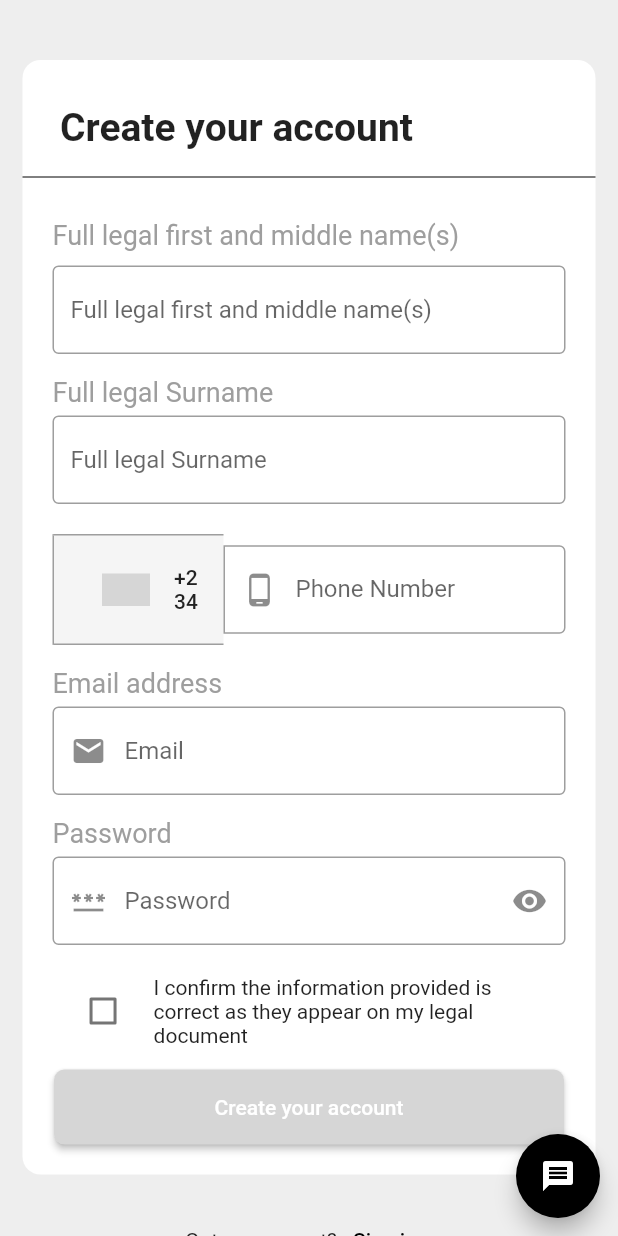
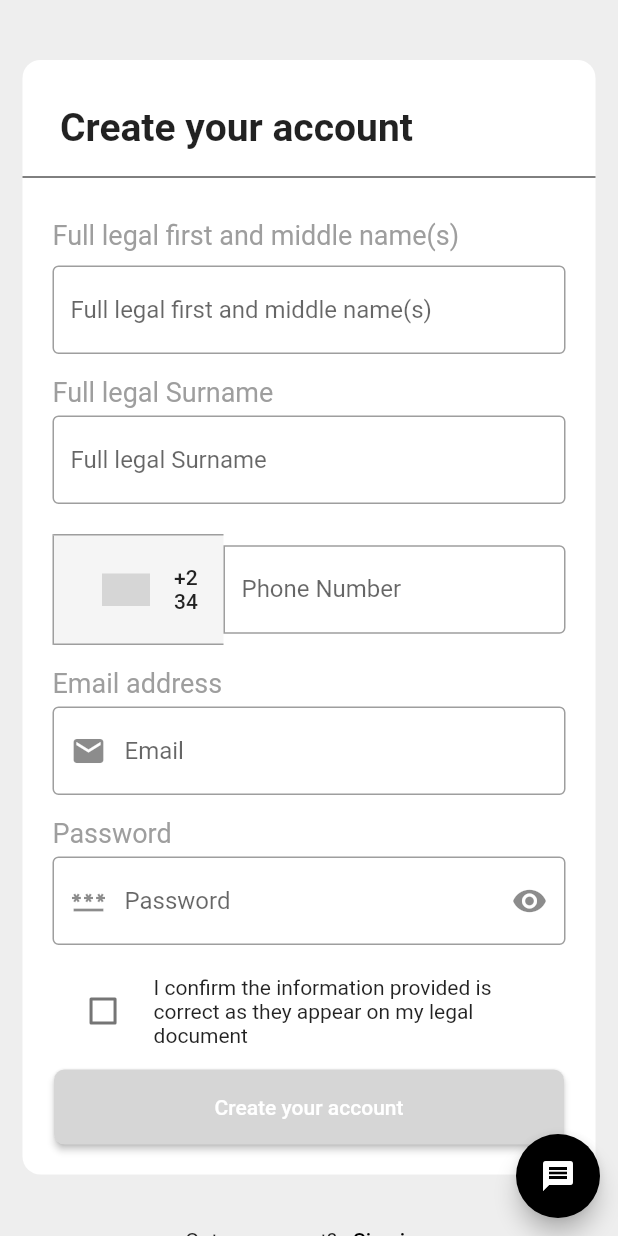
Before and after one commit to SamuelBasseyJohn/Sign-in, a Flutter app: the screen it shows after launch, on a phone screen of 412 x 824 dp. Run offline on Flutter 3.47's test engine with Material 2 defaults, Android fonts, the phone set to English and light mode, and no system bars; drawn by our look-alikes of country_code_picker; grey boxes are pictures that could not be loaded.

Commit message:
Sign-up Page

```diff
--- a/lib/main.dart
+++ b/lib/main.dart
@@ -54,7 +54,7 @@ class _CreateYourAccountState extends State<CreateYourAccount> {
       floatingActionButton: new FloatingActionButton(
         onPressed: (){},
         backgroundColor: Colors.black,
-        child: Icon(Icons.message),
+        child: const Icon(Icons.message),
       ),
         floatingActionButtonLocation: FloatingActionButtonLocation.miniEndFloat,
 
@@ -101,9 +101,9 @@ class _CreateYourAccountState extends State<CreateYourAccount> {
                         ),
 
                         Row(
-                          children: [
+                          children: const [
                             Padding(
-                              padding: const EdgeInsets.fromLTRB(
+                              padding: EdgeInsets.fromLTRB(
                                 20.0,
                                 20.0,
                                 20.0,
@@ -128,15 +128,15 @@ class _CreateYourAccountState extends State<CreateYourAccount> {
                             controller: _firstAndMiddleName,
                             decoration: const InputDecoration(
                               hintText: "Full legal first and middle name(s)",
-                              border: const OutlineInputBorder(),
+                              border: OutlineInputBorder(),
                             ),
                           ),
                         ),
                         Row(
-                          children: [
+                          children: const [
                             Padding(
                               padding:
-                                  const EdgeInsets.symmetric(horizontal: 20.0),
+                                  EdgeInsets.symmetric(horizontal: 20.0),
                               child: Text(
                                 "Full legal Surname",
                                 style:
@@ -181,15 +181,15 @@ class _CreateYourAccountState extends State<CreateYourAccount> {
                                       //   bottomLeft: Radius.circular(8),
                                       //
                                       // ),
-                                  border: Border(
+                                  border: const Border(
                                     top: BorderSide(width: 1.0, color: Colors.grey),
                                     bottom: BorderSide(width: 1.0, color: Colors.grey),
                                     left: BorderSide(width: 1.0, color: Colors.grey)
                                   ),
                                   ),
-                                  padding: EdgeInsets.symmetric(vertical: 4),
+                                  padding: const EdgeInsets.symmetric(vertical: 4),
                                   child: CountryCodePicker(
-                                    closeIcon: Icon(Icons.close ),
+                                    closeIcon: const Icon(Icons.close ),
                                     initialSelection: 'ng',
                                   ),
                                 ),
@@ -199,9 +199,8 @@ class _CreateYourAccountState extends State<CreateYourAccount> {
                                 child: TextField(
                                   keyboardType: TextInputType.phone,
                                   controller: _phoneNumber,
-                                  decoration: InputDecoration(
-                                    prefixIcon: Icon(Icons.phone_android),
-                                    hintText: "Phone Number",
+                                  decoration: const InputDecoration(
+                                    hintText: "Example: 8180000000",
                                     label: Text("Phone Number"),
                                     prefixText: (""),
                                     border: OutlineInputBorder(
@@ -216,10 +215,10 @@ class _CreateYourAccountState extends State<CreateYourAccount> {
                           ),
                         ),
                         Row(
-                          children: [
+                          children: const [
                             Padding(
                               padding:
-                                  const EdgeInsets.symmetric(horizontal: 20.0),
+                                  EdgeInsets.symmetric(horizontal: 20.0),
                               child: Text(
                                 "Email address ",
                                 style:
@@ -239,17 +238,17 @@ class _CreateYourAccountState extends State<CreateYourAccount> {
                             keyboardType: TextInputType.emailAddress,
                             controller: _email,
                             decoration: const InputDecoration(
-                              prefixIcon: const Icon(Icons.mail),
+                              prefixIcon: Icon(Icons.mail),
                               hintText: "Email",
-                              border: const OutlineInputBorder(),
+                              border: OutlineInputBorder(),
                             ),
                           ),
                         ),
                         Row(
-                          children: [
+                          children: const [
                             Padding(
                               padding:
-                                  const EdgeInsets.symmetric(horizontal: 20.0),
+                                  EdgeInsets.symmetric(horizontal: 20.0),
                               child: Text(
                                 "Password ",
                                 style:
@@ -269,8 +268,8 @@ class _CreateYourAccountState extends State<CreateYourAccount> {
                             obscureText: true,
                             controller: _password,
                             decoration: const InputDecoration(
-                              prefixIcon: const Icon(Icons.password),
-                              suffixIcon: const Icon(Icons.visibility),
+                              prefixIcon: Icon(Icons.password),
+                              suffixIcon: Icon(Icons.visibility),
                               hintText: "Password",
                               border: OutlineInputBorder(),
                             ),
@@ -296,10 +295,9 @@ class _CreateYourAccountState extends State<CreateYourAccount> {
                                   },
                                 ),
                               ),
-                             Expanded(
+                             const Expanded(
                                flex: 4,
-                               child: const
-                               Text(
+                               child: Text(
                                   "I confirm the information provided is correct as they appear on my legal document",
                                 ),
                              ),
@@ -311,13 +309,13 @@ class _CreateYourAccountState extends State<CreateYourAccount> {
                             print("Account Created");
                           },
                           style: ElevatedButton.styleFrom(
-                            minimumSize: Size(340, 50),
+                            minimumSize: const Size(340, 50),
                             shape: RoundedRectangleBorder(
                               borderRadius: BorderRadius.circular(7),
                             ),
                             primary: Colors.grey[350],
                           ),
-                          child: Text("Create your account"),
+                          child: const Text("Create your account"),
                         ),
                       ],
                     ),
@@ -326,9 +324,9 @@ class _CreateYourAccountState extends State<CreateYourAccount> {
                 Row(
                   mainAxisAlignment: MainAxisAlignment.center,
                   children:  [
-                    Text("Got an account?"),
+                    const Text("Got an account?"),
                    TextButton(
-                     child: Text("Sign in", style: TextStyle(color: Colors.black) ),
+                     child: const Text("Sign in", style: TextStyle(color: Colors.black) ),
                      onPressed: () {
                        print("Account Created");
 
```
